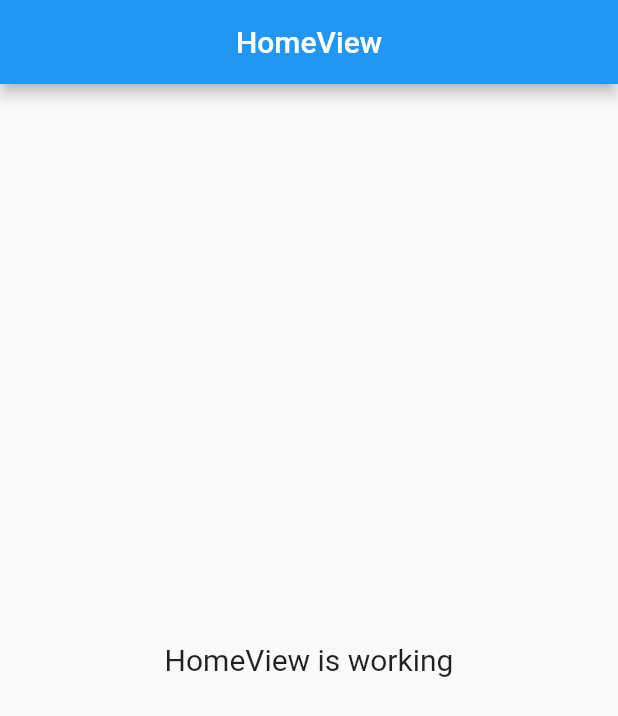
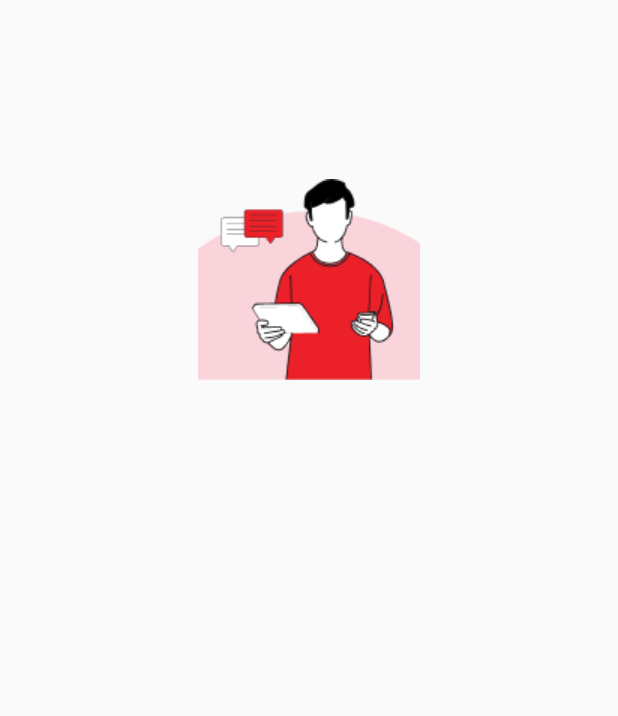
Before and after one commit to mrojasb2000/flutter_mytsel_app, a Flutter app: the screen it shows after launch, on a phone screen of 412 x 824 dp. Shown: the top 716 px of the screen. Run offline on Flutter 3.47's test engine with Material 2 defaults, Android fonts, the phone set to English and light mode, and no system bars; our stand-ins replace get.

Commit message:
feat: add login pages

```diff
--- /dev/null
+++ b/lib/app/modules/login/views/login_view.dart
@@ -0,0 +1,19 @@
+import 'package:flutter/material.dart';
+
+import 'package:get/get.dart';
+
+import '../controllers/login_controller.dart';
+
+class LoginView extends GetView<LoginController> {
+  const LoginView({Key? key}) : super(key: key);
+  @override
+  Widget build(BuildContext context) {
+    return Scaffold(
+      body: ListView(
+        children: [
+          Image.asset("assets/logo/logo-login.png"),
+        ],
+      ),
+    );
+  }
+}
--- a/lib/app/routes/app_pages.dart
+++ b/lib/app/routes/app_pages.dart
@@ -2,6 +2,8 @@
 
 import '../modules/home/bindings/home_binding.dart';
 import '../modules/home/views/home_view.dart';
+import '../modules/login/bindings/login_binding.dart';
+import '../modules/login/views/login_view.dart';
 
 part 'app_routes.dart';
 
@@ -16,5 +18,10 @@
       page: () => const HomeView(),
       binding: HomeBinding(),
     ),
+    GetPage(
+      name: _Paths.LOGIN,
+      page: () => const LoginView(),
+      binding: LoginBinding(),
+    ),
   ];
 }
--- a/lib/app/routes/app_routes.dart
+++ b/lib/app/routes/app_routes.dart
@@ -4,9 +4,11 @@
 abstract class Routes {
   Routes._();
   static const HOME = _Paths.HOME;
+  static const LOGIN = _Paths.LOGIN;
 }
 
 abstract class _Paths {
   _Paths._();
   static const HOME = '/home';
+  static const LOGIN = '/login';
 }
--- a/lib/main.dart
+++ b/lib/main.dart
@@ -24,7 +24,7 @@
           } else {
             return GetMaterialApp(
               title: "Application",
-              initialRoute: AppPages.INITIAL,
+              initialRoute: Routes.LOGIN,
               getPages: AppPages.routes,
             );
           }
--- a/pubspec.yaml
+++ b/pubspec.yaml
@@ -19,4 +19,4 @@
 flutter:
   uses-material-design: true
   assets:
-    - assets/logo/logo-splash.png
+    - assets/logo/
```
Also changed, not shown: lib/app/modules/login/bindings/login_binding.dart (added, +12 -0 lines), lib/app/modules/login/controllers/login_controller.dart (added, +23 -0 lines), assets/logo/logo-login.png (added).
